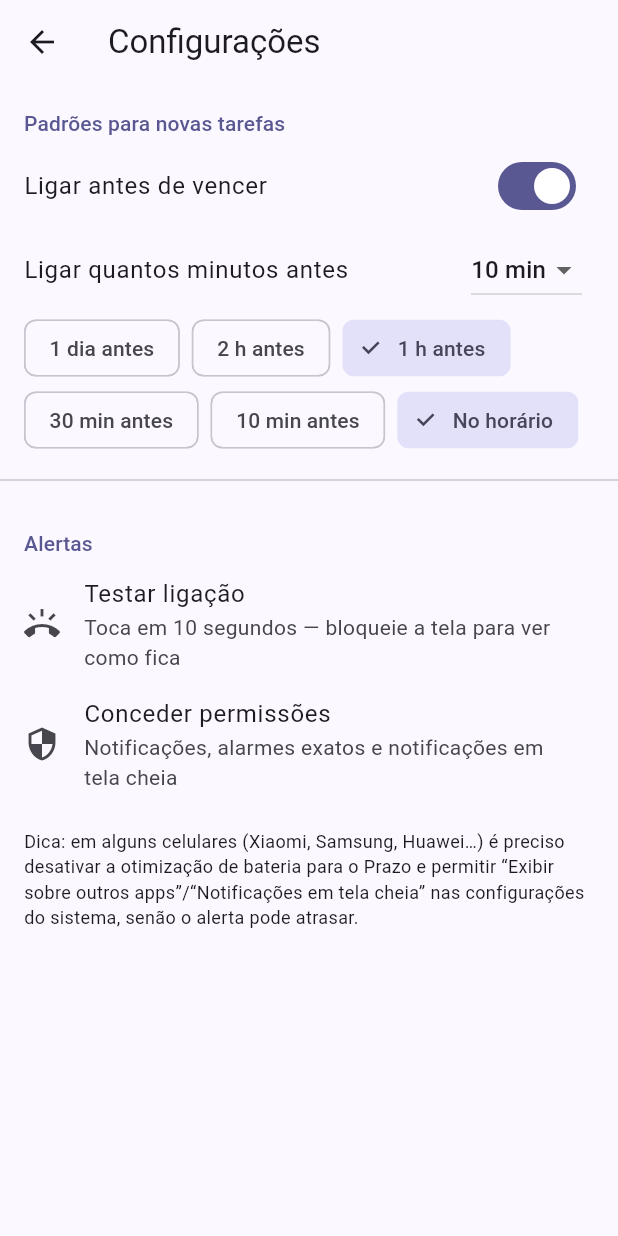
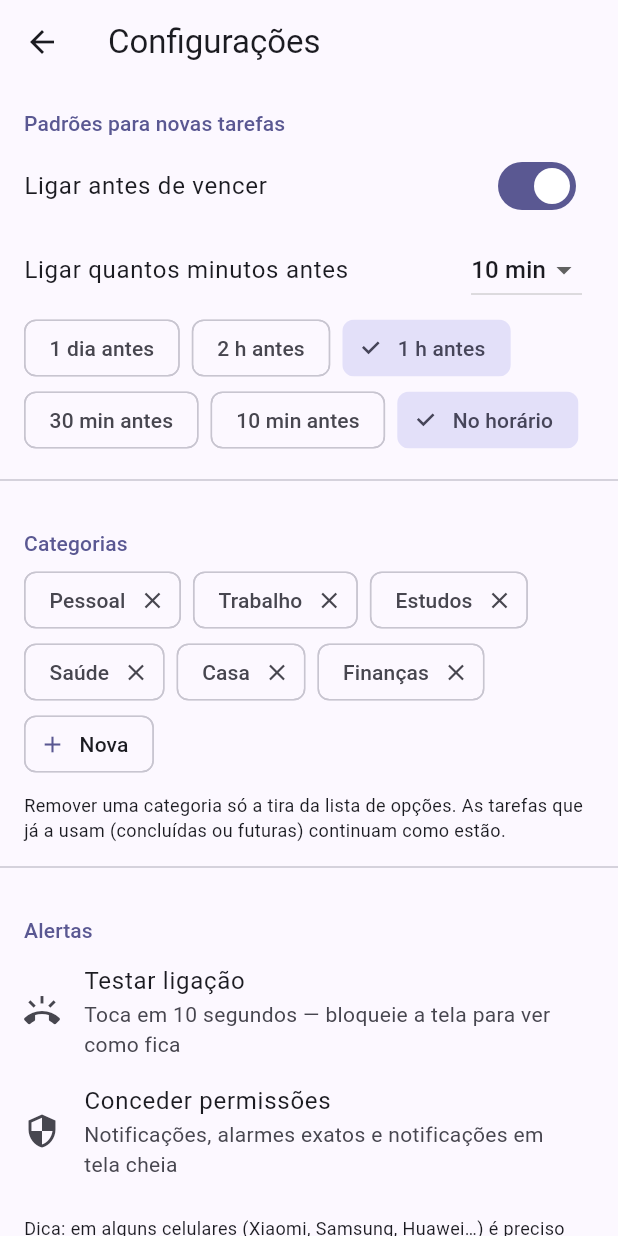
Before and after one commit to ojrlucas/Editor-de-videos-com-IA, a Flutter app: the screen it shows after launch, after a tap on the "settings" icon, on a phone screen of 412 x 824 dp. Run offline on Flutter 3.47's test engine with Material 3 defaults, Android fonts, the phone set to English and light mode, and no system bars; our stand-ins replace flutter_local_notifications, local_auth, shared_preferences, timezone; accounts and stored records are empty.

Commit message:
Várias contas com digital, troca por deslize e categorias editáveis
Co-Authored-By: Claude Sonnet 5.5 <noreply@anthropic.com>
Claude-Session: https://claude.ai/code/session_01NkVKWYKpTeDyPXgNnHCrB1

```diff
--- /dev/null
+++ b/lib/models/account.dart
@@ -0,0 +1,27 @@
+import 'package:flutter/material.dart';
+
+const accountColors = [
+  Color(0xFF4F46E5),
+  Color(0xFF0D9488),
+  Color(0xFFDB2777),
+  Color(0xFFEA580C),
+  Color(0xFF2563EB),
+  Color(0xFF65A30D),
+];
+
+class Account {
+  final String id;
+  String name;
+  int color;
+
+  Account({required this.id, required this.name, this.color = 0});
+
+  Color get tint => accountColors[color % accountColors.length];
+  String get initial => name.trim().isEmpty ? '?' : name.trim()[0].toUpperCase();
+
+  Map<String, dynamic> toJson() => {'id': id, 'name': name, 'color': color};
+  factory Account.fromJson(Map<String, dynamic> j) => Account(
+      id: j['id'] as String,
+      name: j['name'] as String,
+      color: j['color'] as int? ?? 0);
+}
--- a/lib/screens/home_screen.dart
+++ b/lib/screens/home_screen.dart
@@ -7,6 +7,7 @@ import '../models/task.dart';
 import '../services/notification_service.dart';
 import '../services/task_store.dart';
 import '../utils.dart';
+import '../widgets/account_switcher.dart';
 import '../widgets/task_tile.dart';
 import 'settings_screen.dart';
 import 'stats_screen.dart';
@@ -97,7 +98,7 @@ class _HomeScreenState extends State<HomeScreen> {
       });
 
     final categories = {
-      ...defaultCategories,
+      ...store.categories,
       ...store.tasks.map((t) => t.category),
     }.toList();
 
@@ -128,6 +129,8 @@ class _HomeScreenState extends State<HomeScreen> {
 
     return Scaffold(
       appBar: AppBar(
+        leadingWidth: 52,
+        leading: const AccountButton(),
         title: _searching
             ? TextField(
                 autofocus: true,
--- a/lib/screens/settings_screen.dart
+++ b/lib/screens/settings_screen.dart
@@ -10,6 +10,28 @@ class SettingsScreen extends StatelessWidget {
 
   static const _callOptions = [5, 10, 15, 30, 60];
   static const _reminderOptions = [1440, 120, 60, 30, 10, 0];
+
+  Future<void> _addCategory(BuildContext context, TaskStore s) async {
+    final c = TextEditingController();
+    final name = await showDialog<String>(
+      context: context,
+      builder: (ctx) => AlertDialog(
+        title: const Text('Nova categoria'),
+        content: TextField(
+            controller: c,
+            autofocus: true,
+            textCapitalization: TextCapitalization.sentences,
+            decoration: const InputDecoration(labelText: 'Nome')),
+        actions: [
+          TextButton(onPressed: () => Navigator.pop(ctx), child: const Text('Cancelar')),
+          FilledButton(
+              onPressed: () => Navigator.pop(ctx, c.text.trim()),
+              child: const Text('Adicionar')),
+        ],
+      ),
+    );
+    if (name != null) await s.addCategory(name);
+  }
 
   @override
   Widget build(BuildContext context) {
@@ -51,6 +73,27 @@ class SettingsScreen extends StatelessWidget {
                   },
                 ),
             ]),
+          ),
+          const Divider(height: 32),
+          const _Header('Categorias'),
+          Padding(
+            padding: const EdgeInsets.symmetric(horizontal: 16),
+            child: Wrap(spacing: 8, children: [
+              for (final c in s.categories)
+                InputChip(label: Text(c), onDeleted: () => s.removeCategory(c)),
+              ActionChip(
+                avatar: const Icon(Icons.add, size: 18),
+                label: const Text('Nova'),
+                onPressed: () => _addCategory(context, s),
+              ),
+            ]),
+          ),
+          const Padding(
+            padding: EdgeInsets.fromLTRB(16, 8, 16, 0),
+            child: Text(
+                'Remover uma categoria só a tira da lista de opções. '
+                'As tarefas que já a usam (concluídas ou futuras) continuam como estão.',
+                style: TextStyle(fontSize: 12)),
           ),
           const Divider(height: 32),
           const _Header('Alertas'),
--- a/lib/services/task_store.dart
+++ b/lib/services/task_store.dart
@@ -3,23 +3,33 @@ import 'dart:convert';
 import 'package:flutter/foundation.dart';
 import 'package:shared_preferences/shared_preferences.dart';
 
+import '../models/account.dart';
 import '../models/task.dart';
 import 'notification_service.dart';
 
+/// Guarda contas, tarefas e configurações. Cada conta tem seus próprios dados;
+/// só a conta ativa tem alarmes agendados.
 class TaskStore extends ChangeNotifier {
-  static const _tasksKey = 'tasks_v1';
-  static const _settingsKey = 'settings_v1';
+  static const _accountsKey = 'accounts_v1';
+  static const _activeKey = 'active_account_v1';
+  static const _nextIdKey = 'next_id_v1';
 
   late SharedPreferences _prefs;
   final List<Task> _tasks = [];
+  final List<Account> _accounts = [];
+  late Account _active;
   int _nextId = 1;
 
-  // Configurações padrão para novas tarefas.
+  // Configurações da conta ativa.
   bool callByDefault = true;
   int defaultCallMinutes = 10;
   List<int> defaultReminders = [60, 0];
+  List<String> categories = [...defaultCategories];
 
   List<Task> get tasks => List.unmodifiable(_tasks);
+  List<Account> get accounts => List.unmodifiable(_accounts);
+  Account get active => _active;
+
   Task? byId(int id) {
     for (final t in _tasks) {
       if (t.id == id) return t;
@@ -27,32 +37,80 @@ class TaskStore extends ChangeNotifier {
     return null;
   }
 
+  String get _tasksKey => 'tasks_v1_${_active.id}';
+  String get _settingsKey => 'settings_v1_${_active.id}';
+
   Future<void> load() async {
     _prefs = await SharedPreferences.getInstance();
+
+    final rawAccounts = _prefs.getString(_accountsKey);
+    if (rawAccounts != null) {
+      for (final e in jsonDecode(rawAccounts) as List) {
+        _accounts.add(Account.fromJson(Map<String, dynamic>.from(e as Map)));
+      }
+    }
+    if (_accounts.isEmpty) {
+      _accounts.add(Account(id: 'a1', name: 'Minha conta'));
+      // Migra os dados da versão sem contas.
+      final legacyTasks = _prefs.getString('tasks_v1');
+      if (legacyTasks != null) await _prefs.setString('tasks_v1_a1', legacyTasks);
+      final legacySettings = _prefs.getString('settings_v1');
+      if (legacySettings != null) {
+        await _prefs.setString('settings_v1_a1', legacySettings);
+      }
+    }
+    final activeId = _prefs.getString(_activeKey);
+    _active = _accounts.firstWhere((a) => a.id == activeId,
+        orElse: () => _accounts.first);
+
+    _nextId = _prefs.getInt(_nextIdKey) ?? 1;
+    await _loadActive();
+    await _saveAccounts();
+  }
+
+  Future<void> _loadActive() async {
+    _tasks.clear();
     final raw = _prefs.getString(_tasksKey);
     if (raw != null) {
       for (final e in jsonDecode(raw) as List) {
         _tasks.add(Task.fromJson(Map<String, dynamic>.from(e as Map)));
       }
     }
+    callByDefault = true;
+    defaultCallMinutes = 10;
+    defaultReminders = [60, 0];
+    categories = [...defaultCategories];
     final s = _prefs.getString(_settingsKey);
     if (s != null) {
       final m = jsonDecode(s) as Map<String, dynamic>;
-      _nextId = m['nextId'] as int? ?? 1;
       callByDefault = m['callByDefault'] as bool? ?? true;
       defaultCallMinutes = m['defaultCallMinutes'] as int? ?? 10;
       defaultReminders = (m['defaultReminders'] as List? ?? [60, 0]).cast<int>();
+      categories = (m['categories'] as List? ?? defaultCategories).cast<String>();
+      final legacyNext = m['nextId'] as int?;
+      if (legacyNext != null && legacyNext > _nextId) _nextId = legacyNext;
     }
     for (final t in _tasks) {
       if (t.id >= _nextId) _nextId = t.id + 1;
     }
-    // Garante que os alarmes batem com os dados (ex.: após reinstalar/reiniciar).
+    // Garante que os alarmes batem com os dados (após reinstalar/reiniciar).
     for (final t in _tasks) {
       await NotificationService.instance.scheduleTask(t);
     }
   }
 
-  int newId() => _nextId++;
+  int newId() {
+    final id = _nextId++;
+    _prefs.setInt(_nextIdKey, _nextId);
+    return id;
+  }
+
+  Future<void> _saveAccounts() async {
+    await _prefs.setString(
+        _accountsKey, jsonEncode(_accounts.map((a) => a.toJson()).toList()));
+    await _prefs.setString(_activeKey, _active.id);
+    await _prefs.setInt(_nextIdKey, _nextId);
+  }
 
   Future<void> _save() async {
     await _prefs.setString(
@@ -60,11 +118,12 @@ class TaskStore extends ChangeNotifier {
     await _prefs.setString(
         _settingsKey,
         jsonEncode({
-          'nextId': _nextId,
           'callByDefault': callByDefault,
           'defaultCallMinutes': defaultCallMinutes,
           'defaultReminders': defaultReminders,
+          'categories': categories,
         }));
+    await _prefs.setInt(_nextIdKey, _nextId);
   }
 
   Future<void> _commit(Task? t) async {
@@ -72,6 +131,51 @@ class TaskStore extends ChangeNotifier {
     await _save();
     notifyListeners();
   }
+
+  // ---- contas ------------------------------------------------------------
+
+  Future<void> switchAccount(String id) async {
+    if (id == _active.id) return;
+    final target = _accounts.firstWhere((a) => a.id == id);
+    for (final t in _tasks) {
+      await NotificationService.instance.cancelTask(t.id);
+    }
+    await _save();
+    _active = target;
+    await _loadActive();
+    await _saveAccounts();
+    notifyListeners();
+  }
+
+  Future<Account> addAccount(String name) async {
+    final a = Account(
+        id: 'a${DateTime.now().microsecondsSinceEpoch}',
+        name: name.trim(),
+        color: _accounts.length % accountColors.length);
+    _accounts.add(a);
+    await _saveAccounts();
+    notifyListeners();
+    return a;
+  }
+
+  Future<void> renameAccount(Account a, String name) async {
+    a.name = name.trim();
+    await _saveAccounts();
+    notifyListeners();
+  }
+
+  /// A conta ativa não pode ser removida; sempre sobra ao menos uma.
+  Future<bool> removeAccount(Account a) async {
+    if (a.id == _active.id || _accounts.length < 2) return false;
+    _accounts.removeWhere((e) => e.id == a.id);
+    await _prefs.remove('tasks_v1_${a.id}');
+    await _prefs.remove('settings_v1_${a.id}');
+    await _saveAccounts();
+    notifyListeners();
+    return true;
+  }
+
+  // ---- tarefas -----------------------------------------------------------
 
   Future<void> upsert(Task t) async {
     final i = _tasks.indexWhere((e) => e.id == t.id);
@@ -109,6 +213,21 @@ class TaskStore extends ChangeNotifier {
     await NotificationService.instance.snoozeCall(t, minutes);
   }
 
+  // ---- categorias --------------------------------------------------------
+
+  Future<void> addCategory(String name) async {
+    final n = name.trim();
+    if (n.isEmpty || categories.contains(n)) return;
+    categories = [...categories, n];
+    await _commit(null);
+  }
+
+  /// Remove só da lista de opções. Tarefas existentes mantêm a categoria.
+  Future<void> removeCategory(String name) async {
+    categories = categories.where((c) => c != name).toList();
+    await _commit(null);
+  }
+
   Future<void> updateSettings({
     bool? callByDefault,
     int? defaultCallMinutes,
--- a/pubspec.yaml
+++ b/pubspec.yaml
@@ -12,6 +12,7 @@ dependencies:
   flutter_localizations:
     sdk: flutter
   provider: ^6.1.2
+  local_auth: ^2.3.0
   shared_preferences: ^2.3.2
   flutter_local_notifications: ^18.0.1
   timezone: ^0.10.0
```
Also changed, not shown: lib/screens/task_editor.dart (+34 -3 lines), lib/services/auth_service.dart (added, +21 -0 lines), lib/widgets/account_switcher.dart (added, +149 -0 lines), 1 other file.
